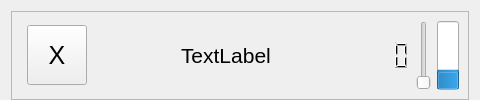
Above: Server/channel_widget.ui from akru/conference-speaker-server before the change. Below: the same form after it.
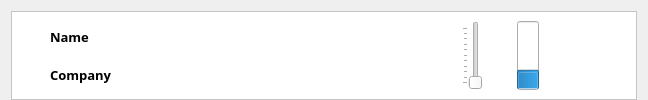
That is the form after the change. Icons and pictures are not drawn.

Commit message: new user interface style

Patch:
```diff
--- a/Server/channel_widget.ui
+++ b/Server/channel_widget.ui
@@ -6,7 +6,7 @@
    <rect>
     <x>0</x>
     <y>0</y>
-    <width>480</width>
+    <width>648</width>
     <height>100</height>
    </rect>
   </property>
@@ -31,31 +31,131 @@
    </property>
    <item>
     <widget class="QFrame" name="frame">
+     <property name="styleSheet">
+      <string notr="true">QFrame {
+	background: white;
+	font-family: CenturyGothic;
+	font: bold 10pt;
+	shadow: ;
+}
+</string>
+     </property>
      <property name="frameShape">
       <enum>QFrame::StyledPanel</enum>
      </property>
      <property name="frameShadow">
-      <enum>QFrame::Raised</enum>
+      <enum>QFrame::Sunken</enum>
      </property>
-     <layout class="QHBoxLayout" name="horizontalLayout_2">
+     <property name="lineWidth">
+      <number>1</number>
+     </property>
+     <property name="midLineWidth">
+      <number>0</number>
+     </property>
+     <layout class="QGridLayout" name="gridLayout">
       <property name="leftMargin">
        <number>15</number>
       </property>
-      <item>
+      <item row="0" column="3" rowspan="2">
+       <spacer name="horizontalSpacer_2">
+        <property name="orientation">
+         <enum>Qt::Horizontal</enum>
+        </property>
+        <property name="sizeHint" stdset="0">
+         <size>
+          <width>40</width>
+          <height>20</height>
+         </size>
+        </property>
+       </spacer>
+      </item>
+      <item row="1" column="2">
+       <widget class="QLabel" name="companyLabel">
+        <property name="text">
+         <string>Company</string>
+        </property>
+       </widget>
+      </item>
+      <item row="0" column="0" rowspan="2">
+       <widget class="QLabel" name="avatar">
+        <property name="text">
+         <string/>
+        </property>
+        <property name="pixmap">
+         <pixmap resource="resource.qrc">:/res/images/avatar.png</pixmap>
+        </property>
+       </widget>
+      </item>
+      <item row="0" column="5" rowspan="2">
+       <widget class="QSlider" name="volumeSlider">
+        <property name="orientation">
+         <enum>Qt::Vertical</enum>
+        </property>
+        <property name="invertedAppearance">
+         <bool>false</bool>
+        </property>
+        <property name="invertedControls">
+         <bool>false</bool>
+        </property>
+        <property name="tickPosition">
+         <enum>QSlider::TicksAbove</enum>
+        </property>
+       </widget>
+      </item>
+      <item row="0" column="2">
+       <widget class="QLabel" name="nameLabel">
+        <property name="text">
+         <string>Name</string>
+        </property>
+       </widget>
+      </item>
+      <item row="0" column="7" rowspan="2">
+       <widget class="QProgressBar" name="volumeBar">
+        <property name="styleSheet">
+         <string notr="true">margin-right: 50px;</string>
+        </property>
+        <property name="value">
+         <number>24</number>
+        </property>
+        <property name="textVisible">
+         <bool>false</bool>
+        </property>
+        <property name="orientation">
+         <enum>Qt::Vertical</enum>
+        </property>
+        <property name="invertedAppearance">
+         <bool>false</bool>
+        </property>
+       </widget>
+      </item>
+      <item row="0" column="6" rowspan="2">
+       <widget class="QLabel" name="label_3">
+        <property name="styleSheet">
+         <string notr="true">margin-left: 15px;</string>
+        </property>
+        <property name="text">
+         <string/>
+        </property>
+        <property name="pixmap">
+         <pixmap resource="resource.qrc">:/res/images/hear.png</pixmap>
+        </property>
+       </widget>
+      </item>
+      <item row="0" column="8">
        <widget class="QPushButton" name="closeButton">
         <property name="enabled">
          <bool>true</bool>
         </property>
         <property name="minimumSize">
          <size>
-          <width>60</width>
-          <height>60</height>
+          <width>32</width>
+          <height>32</height>
          </size>
         </property>
         <property name="maximumSize">
          <size>
-          <width>25</width>
-          <height>16777215</height>
+          <width>32</width>
+          <height>32</height>
          </size>
         </property>
         <property name="font">
@@ -64,85 +164,48 @@
          </font>
         </property>
         <property name="text">
-         <string>X</string>
+         <string/>
+        </property>
+        <property name="icon">
+         <iconset resource="resource.qrc">
+          <normaloff>:/res/images/cross.png</normaloff>:/res/images/cross.png</iconset>
+        </property>
+        <property name="iconSize">
+         <size>
+          <width>32</width>
+          <height>32</height>
+         </size>
         </property>
         <property name="checkable">
          <bool>false</bool>
         </property>
         <property name="flat">
-         <bool>false</bool>
+         <bool>true</bool>
         </property>
        </widget>
       </item>
-      <item>
-       <spacer name="horizontalSpacer_2">
-        <property name="orientation">
-         <enum>Qt::Horizontal</enum>
-        </property>
-        <property name="sizeHint" stdset="0">
-         <size>
-          <width>40</width>
-          <height>20</height>
-         </size>
-        </property>
-       </spacer>
-      </item>
-      <item>
-       <widget class="QLabel" name="label">
-        <property name="font">
-         <font>
-          <pointsize>16</pointsize>
-         </font>
-        </property>
+      <item row="0" column="4" rowspan="2">
+       <widget class="QLabel" name="label_2">
         <property name="text">
-         <string>TextLabel</string>
+         <string/>
         </property>
-       </widget>
-      </item>
-      <item>
-       <spacer name="horizontalSpacer">
-        <property name="orientation">
-         <enum>Qt::Horizontal</enum>
+        <property name="pixmap">
+         <pixmap resource="resource.qrc">:/res/images/face.png</pixmap>
         </property>
-        <property name="sizeHint" stdset="0">
-         <size>
-          <width>40</width>
-          <height>20</height>
-         </size>
-        </property>
-       </spacer>
-      </item>
-      <item>
-       <widget class="QLCDNumber" name="volumeIndicator">
-        <property name="frameShape">
-         <enum>QFrame::NoFrame</enum>
-        </property>
-        <property name="digitCount">
-         <number>3</number>
-        </property>
        </widget>
       </item>
-      <item>
-       <widget class="QSlider" name="volumeSlider">
-        <property name="orientation">
-         <enum>Qt::Vertical</enum>
+      <item row="0" column="1" rowspan="2">
+       <widget class="Line" name="line">
+        <property name="styleSheet">
+         <string notr="true">background: qlineargradient(x1: 0, y1: 0, x2: 0, y2: 1,
+                                       stop: 0 #B1B1B1, stop: 1 #F3F3F3);</string>
         </property>
-       </widget>
-      </item>
-      <item>
-       <widget class="QProgressBar" name="volumeBar">
-        <property name="value">
-         <number>24</number>
+        <property name="lineWidth">
+         <number>0</number>
         </property>
-        <property name="textVisible">
-         <bool>false</bool>
-        </property>
         <property name="orientation">
          <enum>Qt::Vertical</enum>
         </property>
-        <property name="invertedAppearance">
-         <bool>false</bool>
-        </property>
        </widget>
       </item>
      </layout>
```
Left out of the diff: 4 changed lines with no effect on the pictures. The commit also changes 27 other files.
